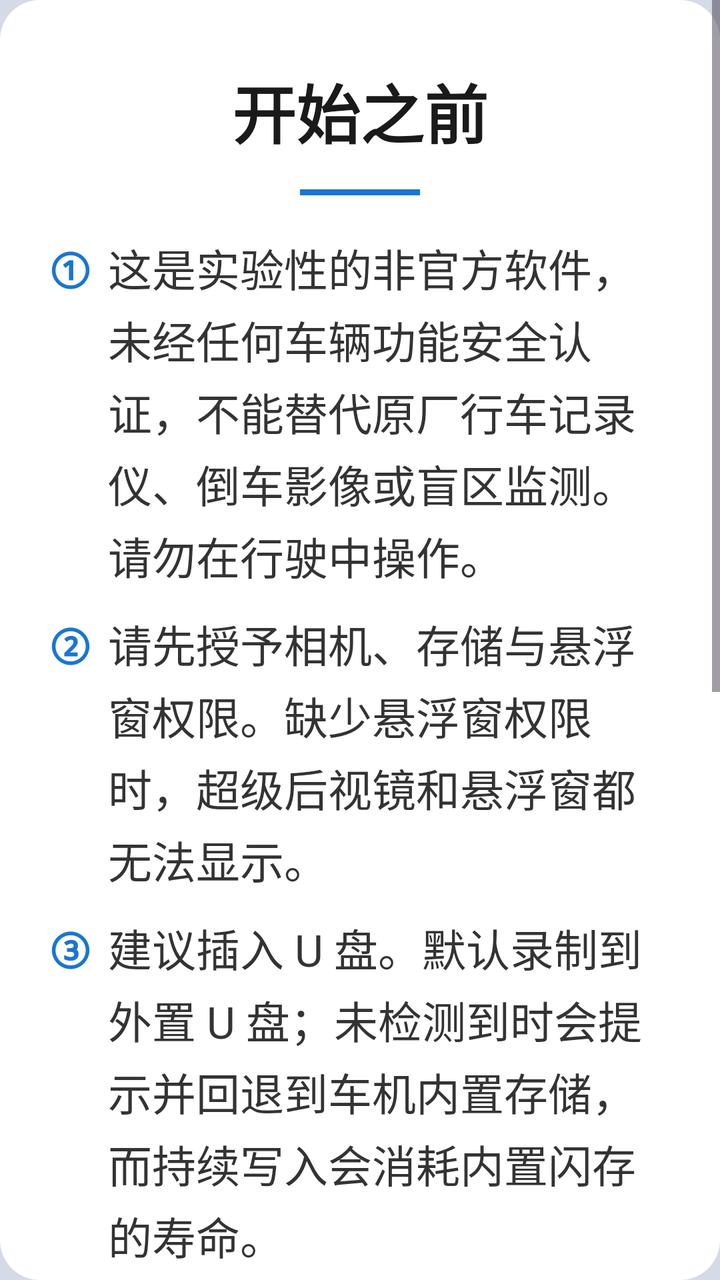
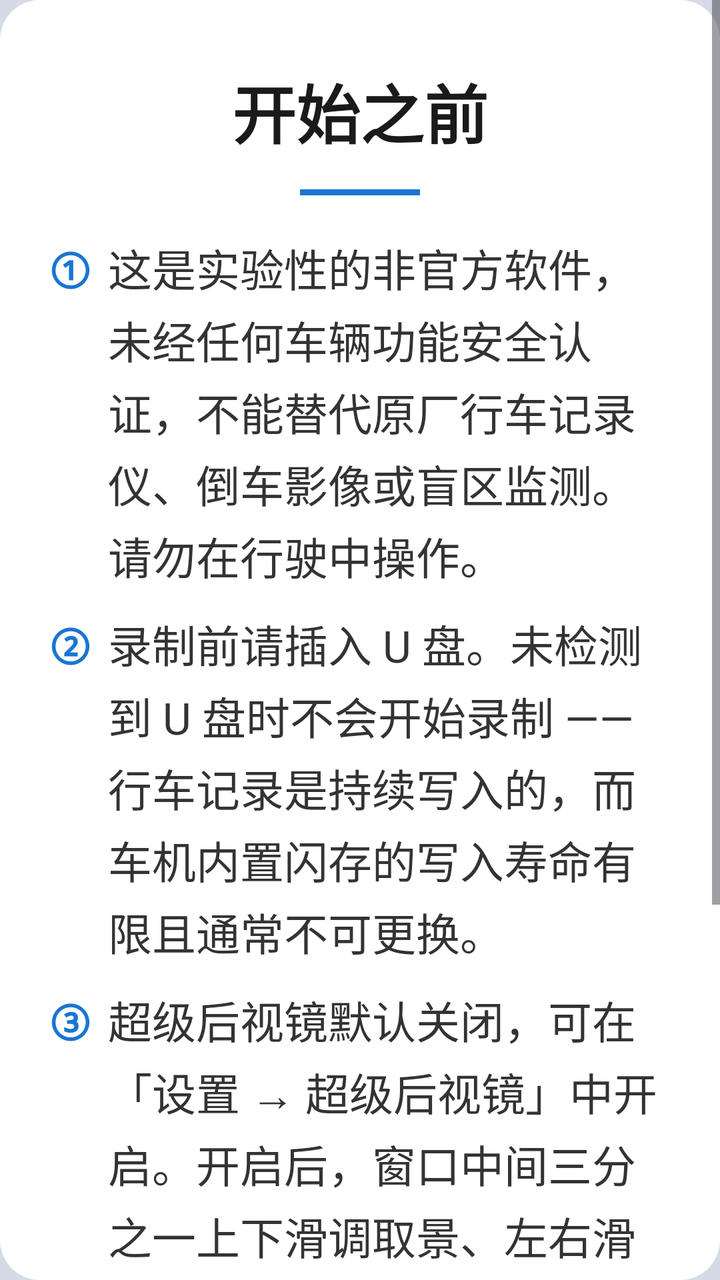

An Android layout rendered at two revisions. The XML below is the earlier revision; the diff shows what the commit changed to produce the second picture.
<!-- AndroidManifest.xml: application theme Theme.Cam -->
<!-- res/layout/dialog_first_launch_guide.xml -->
<?xml version="1.0" encoding="utf-8"?>
<ScrollView xmlns:android="http://schemas.android.com/apk/res/android"
    android:layout_width="match_parent"
    android:layout_height="wrap_content"
    android:background="@drawable/dialog_rounded_background"
    android:fillViewport="true">

    <LinearLayout
        android:layout_width="match_parent"
        android:layout_height="wrap_content"
        android:orientation="vertical"
        android:padding="24dp">

        <TextView
            android:layout_width="wrap_content"
            android:layout_height="wrap_content"
            android:layout_gravity="center_horizontal"
            android:text="@string/guide_title"
            android:textSize="32sp"
            android:textColor="@color/dialog_guide_title"
            android:textStyle="bold"
            android:layout_marginTop="8dp"
            android:layout_marginBottom="16dp" />

        <View
            android:layout_width="60dp"
            android:layout_height="3dp"
            android:layout_gravity="center_horizontal"
            android:background="@color/dialog_guide_accent"
            android:layout_marginBottom="20dp" />

        <LinearLayout
            android:layout_width="match_parent"
            android:layout_height="wrap_content"
            android:orientation="horizontal"
            android:layout_marginBottom="12dp">

            <TextView
                android:layout_width="wrap_content"
                android:layout_height="wrap_content"
                android:text="①"
                android:textSize="22sp"
                android:textColor="@color/dialog_guide_accent"
                android:textStyle="bold"
                android:layout_marginEnd="8dp" />

            <TextView
                android:layout_width="match_parent"
                android:layout_height="wrap_content"
                android:text="@string/guide_1"
                android:textSize="22sp"
                android:textColor="@color/dialog_guide_content"
                android:lineSpacingExtra="4dp" />
        </LinearLayout>

        <LinearLayout
            android:layout_width="match_parent"
            android:layout_height="wrap_content"
            android:orientation="horizontal"
            android:layout_marginBottom="12dp">

            <TextView
                android:layout_width="wrap_content"
                android:layout_height="wrap_content"
                android:text="②"
                android:textSize="22sp"
                android:textColor="@color/dialog_guide_accent"
                android:textStyle="bold"
                android:layout_marginEnd="8dp" />

            <TextView
                android:layout_width="match_parent"
                android:layout_height="wrap_content"
                android:text="@string/guide_2"
                android:textSize="22sp"
                android:textColor="@color/dialog_guide_content"
                android:lineSpacingExtra="4dp" />
        </LinearLayout>

        <LinearLayout
            android:layout_width="match_parent"
            android:layout_height="wrap_content"
            android:orientation="horizontal"
            android:layout_marginBottom="12dp">

            <TextView
                android:layout_width="wrap_content"
                android:layout_height="wrap_content"
                android:text="③"
                android:textSize="22sp"
                android:textColor="@color/dialog_guide_accent"
                android:textStyle="bold"
                android:layout_marginEnd="8dp" />

            <TextView
                android:layout_width="match_parent"
                android:layout_height="wrap_content"
                android:text="@string/guide_3"
                android:textSize="22sp"
                android:textColor="@color/dialog_guide_content"
                android:lineSpacingExtra="4dp" />
        </LinearLayout>

        <LinearLayout
            android:layout_width="match_parent"
            android:layout_height="wrap_content"
            android:orientation="horizontal"
            android:layout_marginBottom="12dp">

            <TextView
                android:layout_width="wrap_content"
                android:layout_height="wrap_content"
                android:text="④"
                android:textSize="22sp"
                android:textColor="@color/dialog_guide_accent"
                android:textStyle="bold"
                android:layout_marginEnd="8dp" />

            <TextView
                android:layout_width="match_parent"
                android:layout_height="wrap_content"
                android:text="@string/guide_4"
                android:textSize="22sp"
                android:textColor="@color/dialog_guide_content"
                android:lineSpacingExtra="4dp" />
        </LinearLayout>

        <LinearLayout
            android:layout_width="match_parent"
            android:layout_height="wrap_content"
            android:orientation="horizontal"
            android:layout_marginBottom="12dp">

            <TextView
                android:layout_width="wrap_content"
                android:layout_height="wrap_content"
                android:text="⑤"
                android:textSize="22sp"
                android:textColor="@color/dialog_guide_accent"
                android:textStyle="bold"
                android:layout_marginEnd="8dp" />

            <TextView
                android:layout_width="match_parent"
                android:layout_height="wrap_content"
                android:text="@string/guide_5"
                android:textSize="22sp"
                android:textColor="@color/dialog_guide_content"
                android:lineSpacingExtra="4dp" />
        </LinearLayout>

        <View
            android:layout_width="match_parent"
            android:layout_height="1dp"
            android:background="@color/dialog_guide_divider"
            android:layout_marginTop="8dp"
            android:layout_marginBottom="16dp" />

        <TextView
            android:layout_width="match_parent"
            android:layout_height="wrap_content"
            android:text="@string/guide_footer"
            android:textSize="18sp"
            android:textColor="@color/dialog_guide_secondary"
            android:lineSpacingExtra="3dp"
            android:gravity="center"
            android:layout_marginBottom="16dp" />

        <TextView
            android:id="@+id/btn_confirm"
            android:layout_width="match_parent"
            android:layout_height="48dp"
            android:background="@drawable/dialog_button_background"
            android:gravity="center"
            android:text="@string/action_got_it_guide"
            android:textColor="@color/dialog_guide_button_text"
            android:textSize="16sp"
            android:textStyle="bold" />

    </LinearLayout>
</ScrollView>
<!-- resources referenced by this layout -->
<resources>
  <color name="dialog_guide_accent">#1976D2</color>
  <color name="dialog_guide_button_text">#FFFFFF</color>
  <color name="dialog_guide_content">#333333</color>
  <color name="dialog_guide_divider">#E0E0E0</color>
  <color name="dialog_guide_secondary">#666666</color>
  <color name="dialog_guide_title">#1A1A1A</color>
  <!-- drawable dialog_button_background (drawable) -->
  <?xml version="1.0" encoding="utf-8"?>
  <ripple xmlns:android="http://schemas.android.com/apk/res/android"
      android:color="@color/dialog_guide_button_ripple">
      <item>
          <shape android:shape="rectangle">
              <solid android:color="@color/dialog_guide_button_bg" />
              <corners android:radius="12dp" />
          </shape>
      </item>
  </ripple>
  <!-- drawable dialog_rounded_background (drawable) -->
  <?xml version="1.0" encoding="utf-8"?>
  <shape xmlns:android="http://schemas.android.com/apk/res/android"
      android:shape="rectangle">
      <solid android:color="@color/dialog_guide_background" />
      <corners android:radius="20dp" />
  </shape>
  <string name="action_got_it_guide">我知道了</string>
  <string name="guide_1">这是实验性的非官方软件，未经任何车辆功能安全认证，不能替代原厂行车记录仪、倒车影像或盲区监测。请勿在行驶中操作。</string>
  <string name="guide_2">请先授予相机、存储与悬浮窗权限。缺少悬浮窗权限时，超级后视镜和悬浮窗都无法显示。</string>
  <string name="guide_3">建议插入 U 盘。默认录制到外置 U 盘；未检测到时会提示并回退到车机内置存储，而持续写入会消耗内置闪存的寿命。</string>
  <string name="guide_4">超级后视镜默认关闭，可在「设置 → 超级后视镜」中开启。开启后，窗口中间三分之一上下滑调取景、左右滑换一路，两侧拖动窗口。</string>
  <string name="guide_5">遇到异常先重启一次应用；仍不正常时，可在「设置 → 关于 → 诊断信息」导出实测信息。</string>
  <string name="guide_footer">本应用以 EVCam（GPL-3.0）为代码基座，免费开源，不出售。来源与致谢见「关于本应用」。</string>
  <string name="guide_title">开始之前</string>
  <style name="Theme.Cam" parent="Base.Theme.Cam" />
  <color name="dialog_guide_button_ripple">#30000000</color>
  <color name="dialog_guide_button_bg">#1976D2</color>
  <color name="dialog_guide_background">#FFFFFF</color>
  <style name="Base.Theme.Cam" parent="Theme.Material3.DayNight.NoActionBar">
          
          <item name="preferenceTheme">@style/PreferenceThemeOverlay</item>
          
          <item name="colorPrimary">#424242</item>
          <item name="colorPrimaryVariant">#2A2A2A</item>
          <item name="colorOnPrimary">#FFFFFF</item>
          <item name="colorSecondary">#616161</item>
          <item name="colorSecondaryVariant">#424242</item>
          <item name="colorOnSecondary">#FFFFFF</item>
          <item name="android:colorBackground">#1A1A1A</item>
          <item name="colorSurface">#2A2A2A</item>
          <item name="colorOnSurface">#FFFFFF</item>
          <item name="android:statusBarColor">#2A2A2A</item>
          <item name="android:navigationBarColor">#000000</item>
          
          <item name="android:windowBackground">@color/page_background</item>
          
          <item name="android:windowSplashScreenBackground">@color/page_background</item>
          <item name="android:windowSplashScreenAnimatedIcon">@mipmap/ic_launcher</item>
      </style>
  <color name="page_background">#FFD4DBE6</color>
</resources>

<!-- the commit's change to res/layout/dialog_first_launch_guide.xml (unified diff, before → after) -->
@@ -125,46 +125,7 @@
                 android:lineSpacingExtra="4dp" />
         </LinearLayout>
 
-        <LinearLayout
-            android:layout_width="match_parent"
-            android:layout_height="wrap_content"
-            android:orientation="horizontal"
-            android:layout_marginBottom="12dp">
 
-            <TextView
-                android:layout_width="wrap_content"
-                android:layout_height="wrap_content"
-                android:text="⑤"
-                android:textSize="22sp"
-                android:textColor="@color/dialog_guide_accent"
-                android:textStyle="bold"
-                android:layout_marginEnd="8dp" />
-
-            <TextView
-                android:layout_width="match_parent"
-                android:layout_height="wrap_content"
-                android:text="@string/guide_5"
-                android:textSize="22sp"
-                android:textColor="@color/dialog_guide_content"
-                android:lineSpacingExtra="4dp" />
-        </LinearLayout>
-
-        <View
-            android:layout_width="match_parent"
-            android:layout_height="1dp"
-            android:background="@color/dialog_guide_divider"
-            android:layout_marginTop="8dp"
-            android:layout_marginBottom="16dp" />
-
-        <TextView
-            android:layout_width="match_parent"
-            android:layout_height="wrap_content"
-            android:text="@string/guide_footer"
-            android:textSize="18sp"
-            android:textColor="@color/dialog_guide_secondary"
-            android:lineSpacingExtra="3dp"
-            android:gravity="center"
-            android:layout_marginBottom="16dp" />
 
         <TextView
             android:id="@+id/btn_confirm"
<!-- resource entries referenced after the edit -->
@@ -3,8 +3,6 @@
   <color name="dialog_guide_accent">#1976D2</color>
   <color name="dialog_guide_button_text">#FFFFFF</color>
   <color name="dialog_guide_content">#333333</color>
-  <color name="dialog_guide_divider">#E0E0E0</color>
-  <color name="dialog_guide_secondary">#666666</color>
   <color name="dialog_guide_title">#1A1A1A</color>
   <!-- drawable dialog_button_background (drawable) -->
   <?xml version="1.0" encoding="utf-8"?>
@@ -26,11 +24,9 @@
   </shape>
   <string name="action_got_it_guide">我知道了</string>
   <string name="guide_1">这是实验性的非官方软件，未经任何车辆功能安全认证，不能替代原厂行车记录仪、倒车影像或盲区监测。请勿在行驶中操作。</string>
-  <string name="guide_2">请先授予相机、存储与悬浮窗权限。缺少悬浮窗权限时，超级后视镜和悬浮窗都无法显示。</string>
-  <string name="guide_3">建议插入 U 盘。默认录制到外置 U 盘；未检测到时会提示并回退到车机内置存储，而持续写入会消耗内置闪存的寿命。</string>
-  <string name="guide_4">超级后视镜默认关闭，可在「设置 → 超级后视镜」中开启。开启后，窗口中间三分之一上下滑调取景、左右滑换一路，两侧拖动窗口。</string>
-  <string name="guide_5">遇到异常先重启一次应用；仍不正常时，可在「设置 → 关于 → 诊断信息」导出实测信息。</string>
-  <string name="guide_footer">本应用以 EVCam（GPL-3.0）为代码基座，免费开源，不出售。来源与致谢见「关于本应用」。</string>
+  <string name="guide_2">录制前请插入 U 盘。未检测到 U 盘时不会开始录制 —— 行车记录是持续写入的，而车机内置闪存的写入寿命有限且通常不可更换。</string>
+  <string name="guide_3">超级后视镜默认关闭，可在「设置 → 超级后视镜」中开启。开启后，窗口中间三分之一上下滑调取景、左右滑换一路，两侧拖动窗口。</string>
+  <string name="guide_4">遇到异常先重启一次应用；仍不正常时，可在「设置 → 关于 → 诊断信息」导出实测信息。</string>
   <string name="guide_title">开始之前</string>
   <style name="Theme.Cam" parent="Base.Theme.Cam" />
   <color name="dialog_guide_button_ripple">#30000000</color>
